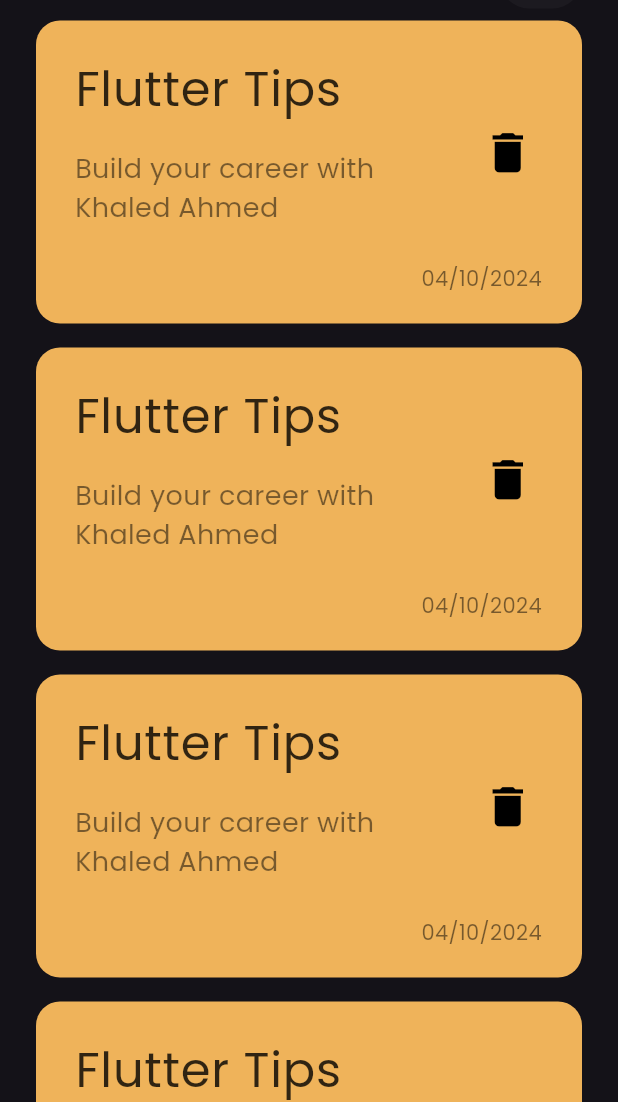
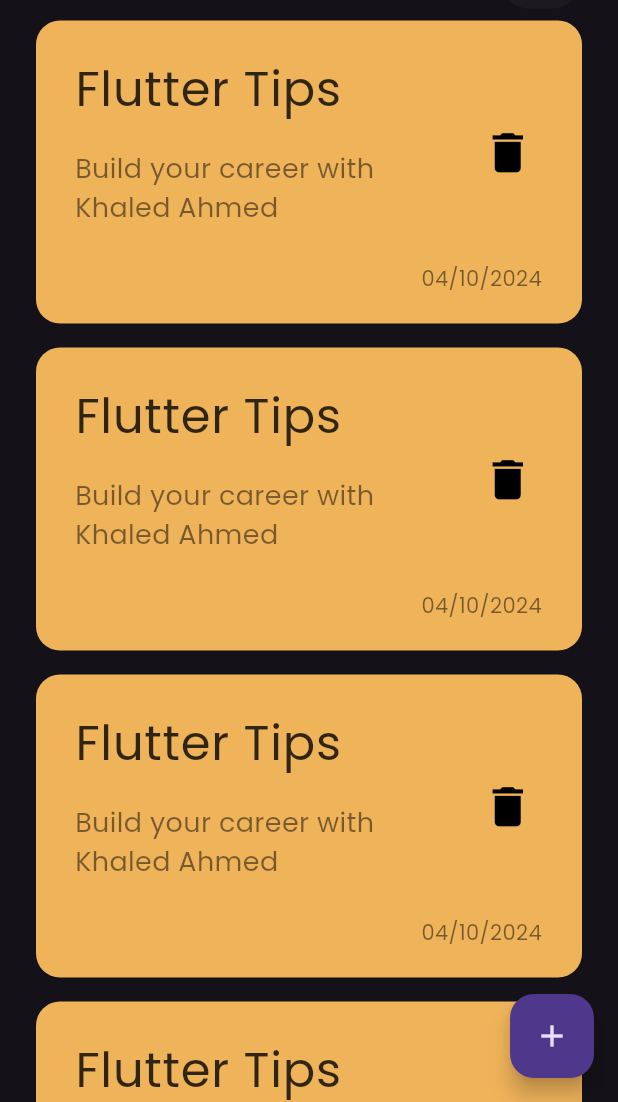
Before and after one commit to khaledahmed88850/Notes_App, a Flutter app: the screen it shows after launch, on a phone screen of 412 x 824 dp, the part 134-1236 px from its top. Run offline on Flutter 3.47's test engine with Material 3 defaults, Android fonts, the phone set to English and light mode, and no system bars.

Commit message:
add floating action button

```diff
--- a/lib/pages/home_page.dart
+++ b/lib/pages/home_page.dart
@@ -7,6 +7,7 @@ class HomePage extends StatelessWidget {
   @override
   Widget build(BuildContext context) {
     return  Scaffold(
+      floatingActionButton: FloatingActionButton(onPressed: () {} , child: const Icon(Icons.add),),
       body: NotesView(),
     );
   }
--- a/lib/widgets/custom_appbar.dart
+++ b/lib/widgets/custom_appbar.dart
@@ -9,7 +9,10 @@ class CustomAppBar extends StatelessWidget {
     return Row(
       mainAxisAlignment: MainAxisAlignment.spaceBetween,
       children: [
-        Text('Notes' , style:  TextStyle( fontSize: 30 ),),
+        Text(
+          'Notes',
+          style: TextStyle(fontSize: 30),
+        ),
         CustomSearchIcon(),
       ],
     );
```
